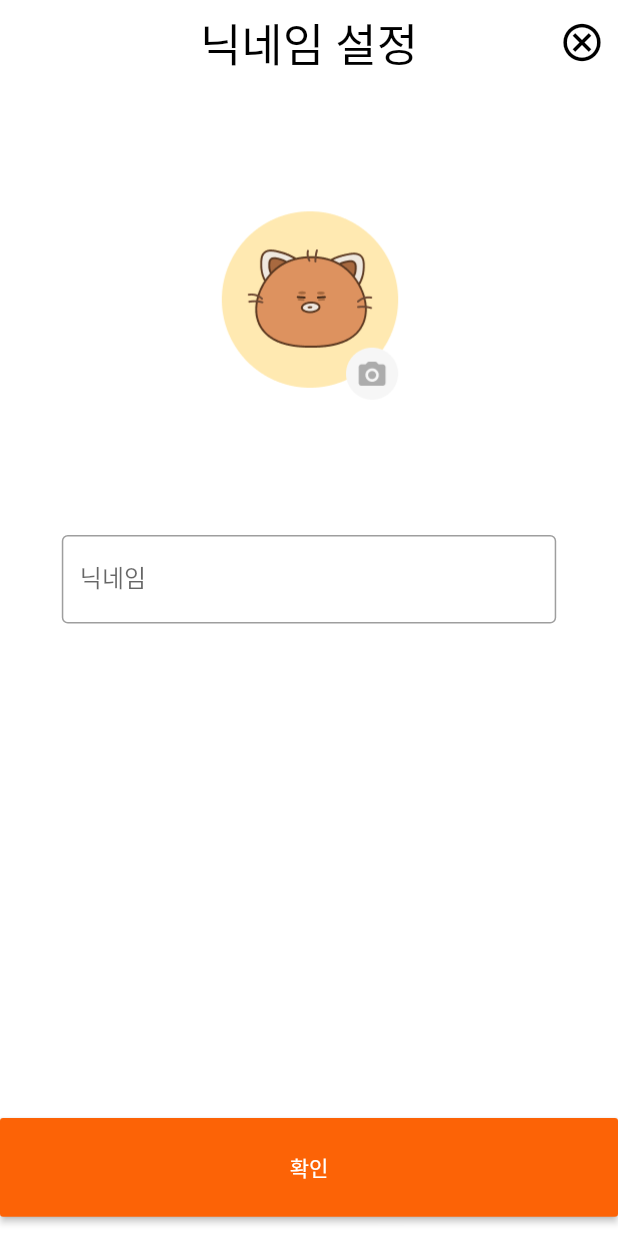
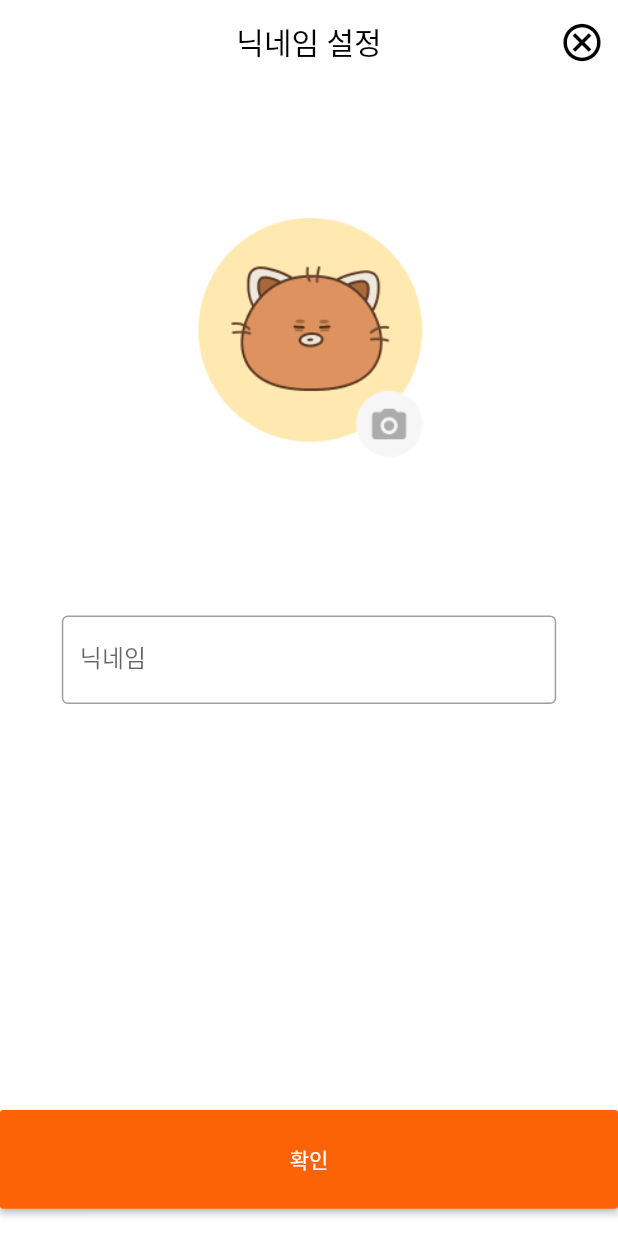
Before and after one commit to dalbong-cafein/cafein_front, a Flutter app: the RegisterScreen screen opened directly, on a phone screen of 412 x 824 dp. Run offline on Flutter 3.47's test engine with Material 2 defaults, Android fonts, the phone set to English and light mode, and no system bars.

Commit message:
RegisterScreen 수정

```diff
--- a/lib/Login/LoginScreen.dart
+++ b/lib/Login/LoginScreen.dart
@@ -52,7 +52,7 @@ class LoginScreen extends StatelessWidget {
                   child: RaisedButton(
                     onPressed: (){
                       /*
-                    카카오톡으로 로그인 버튼 눌렀을 때
+                    네이버로 로그인 버튼 눌렀을 때
                      */
                     },
 
--- a/lib/Login/RegisterScreen.dart
+++ b/lib/Login/RegisterScreen.dart
@@ -31,7 +31,7 @@ class RegisterScreen extends StatelessWidget {
         title: Text("닉네임 설정"),
         titleTextStyle: TextStyle(
           color: Colors.black,
-          fontSize: 30
+          fontSize: 20
         ),
         backgroundColor: Colors.white,
         centerTitle: true,
@@ -46,14 +46,19 @@ class RegisterScreen extends StatelessWidget {
 
       ),
       body:Column(
-        mainAxisAlignment: MainAxisAlignment.center,
+        crossAxisAlignment: CrossAxisAlignment.center,
         children: [
-          IconButton(onPressed: (){
-            /*
-            사진 클릭시
-             */
-          }, icon: Image.asset(profileimg) , iconSize: width * 0.6),
           Container(
+            height: height * 0.4,
+            width: height * 0.4,
+            child: IconButton(onPressed: (){
+              /*
+              사진 클릭시
+               */
+            }, icon: Image.asset(profileimg, fit: BoxFit.fill,)),
+          ),
+          Container(
+            height: height * 0.2,
             margin: EdgeInsets.only(top: height * 0.03, left: width * 0.1, right: width * 0.1, bottom: height * 0.1),
             child: TextField(
               controller: myController,
@@ -64,10 +69,10 @@ class RegisterScreen extends StatelessWidget {
             ),
           ),
           Column(
-            mainAxisAlignment: MainAxisAlignment.end,
+            crossAxisAlignment: CrossAxisAlignment.end,
             children: [
               Container(
-                margin: EdgeInsets.only(top: height * 0.3 ),
+                margin: EdgeInsets.only(top: height * 0.1 ),
                 width: width,
                 height: height * 0.08,
                 child: RaisedButton(onPressed: () {
--- a/lib/main.dart
+++ b/lib/main.dart
@@ -19,7 +19,7 @@
     return MaterialApp(
 
       home:
-        LoginScreen(),
+        RegisterScreen(),
       theme: normaltheme
     );
   }
```
